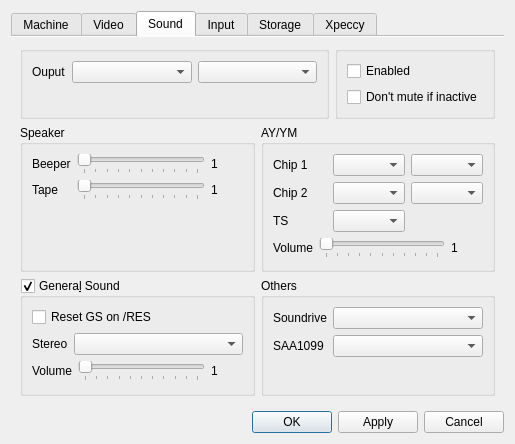
Above: ui/setupwin.ui from samstyle/Xpeccy before the change. Below: the same form after it.
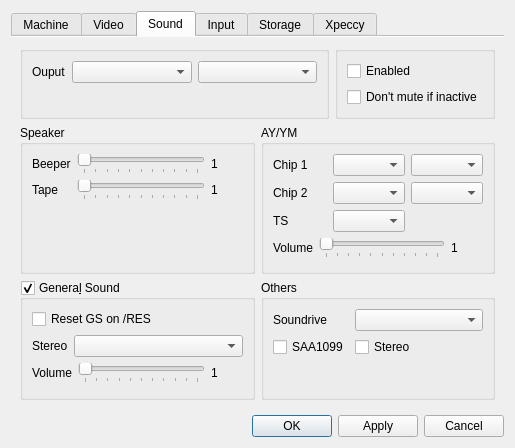
That is the form after the change. The open tabs and pages were chosen to show the change. Icons and pictures are not drawn.

```diff
--- a/ui/setupwin.ui
+++ b/ui/setupwin.ui
@@ -7,7 +7,7 @@
     <x>0</x>
     <y>0</y>
     <width>505</width>
-    <height>444</height>
+    <height>448</height>
    </rect>
   </property>
   <property name="sizePolicy">
@@ -1079,16 +1079,20 @@
                 </property>
                </spacer>
               </item>
-              <item row="1" column="1">
-               <widget class="QComboBox" name="cbSaa"/>
-              </item>
               <item row="1" column="0">
-               <widget class="QLabel" name="label_12">
+               <widget class="QCheckBox" name="saaEn">
                 <property name="text">
                  <string>SAA1099</string>
                 </property>
                </widget>
               </item>
+              <item row="1" column="1">
+               <widget class="QCheckBox" name="saaStereo">
+                <property name="text">
+                 <string>Stereo</string>
+                </property>
+               </widget>
+              </item>
              </layout>
             </widget>
            </item>
```
